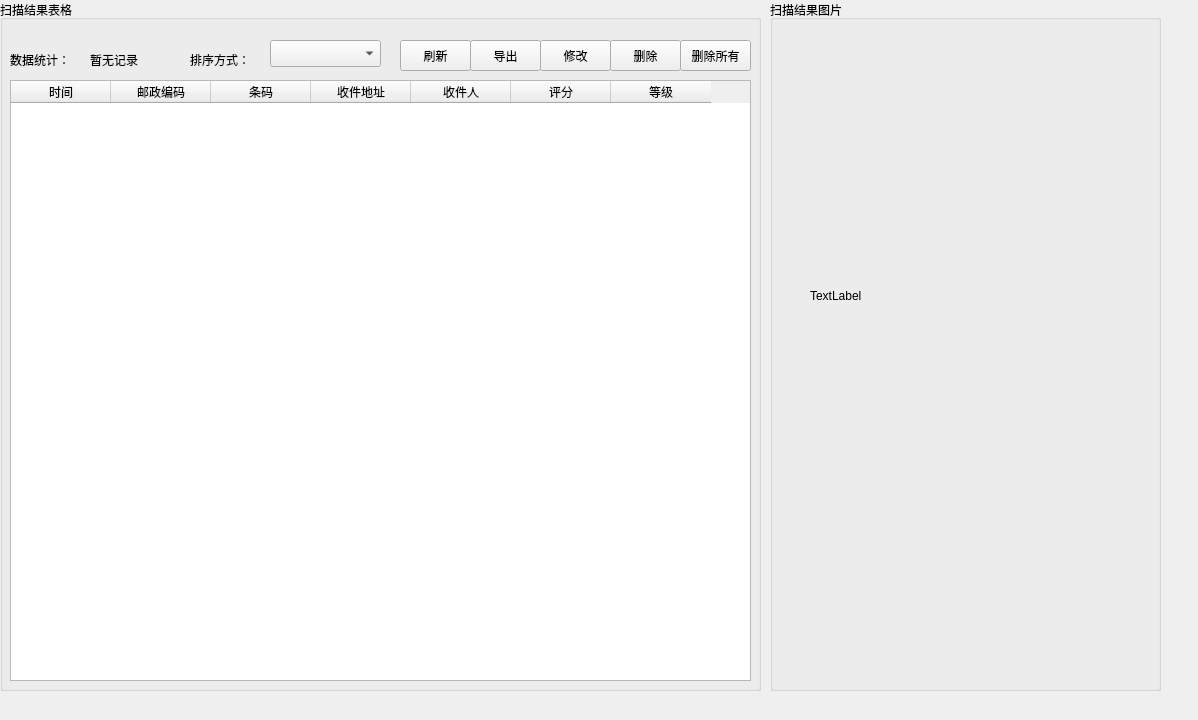
Qt form UI/database.ui (lexxxx-cmd/MailParser) before a commit.
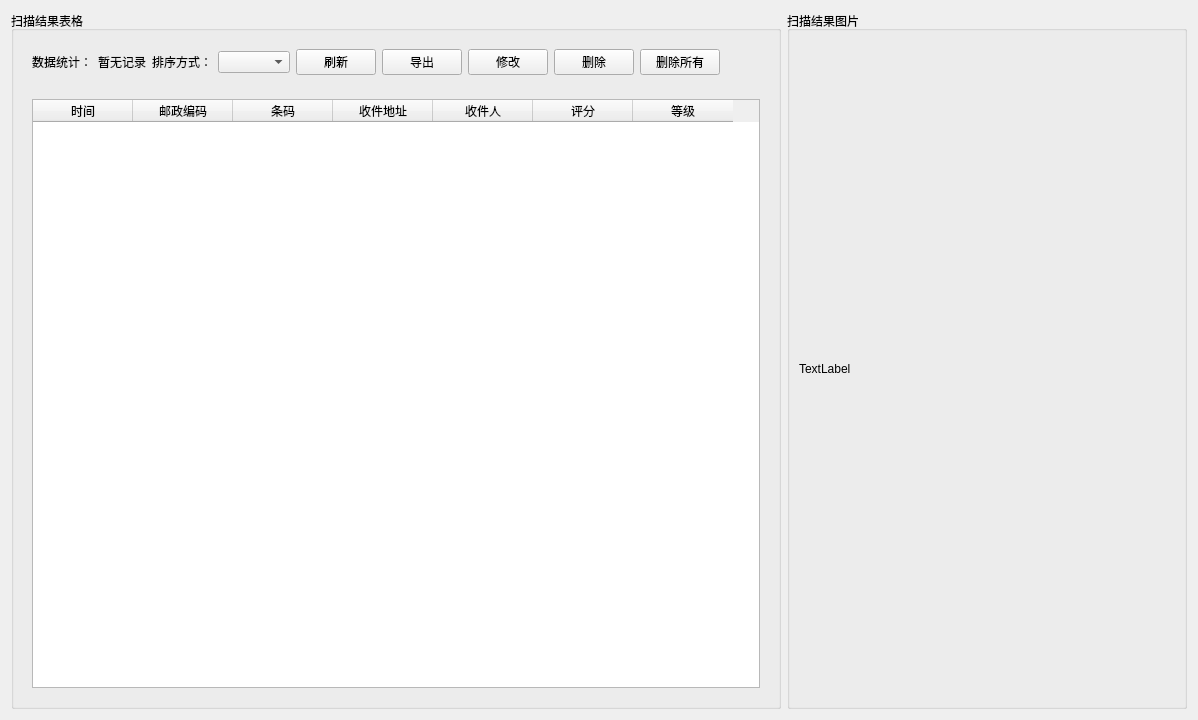
The same form after that commit.

The edit to the form file:
```diff
--- a/UI/database.ui
+++ b/UI/database.ui
@@ -13,140 +13,167 @@
   <property name="windowTitle">
    <string>Form</string>
   </property>
+  <layout class="QHBoxLayout" name="horizontalLayout">
+   <item>
   <widget class="QGroupBox" name="groupBox">
-   <property name="geometry">
-    <rect>
-     <x>0</x>
-     <y>0</y>
-     <width>761</width>
-     <height>691</height>
-    </rect>
+     <property name="sizePolicy">
+      <sizepolicy hsizetype="MinimumExpanding" vsizetype="Expanding">
+       <horstretch>0</horstretch>
+       <verstretch>0</verstretch>
+      </sizepolicy>
    </property>
    <property name="title">
     <string>扫描结果表格</string>
    </property>
-   <widget class="QPushButton" name="pushButton">
-    <property name="geometry">
-     <rect>
-      <x>400</x>
-      <y>40</y>
-      <width>71</width>
-      <height>31</height>
-     </rect>
-    </property>
-    <property name="text">
-     <string>刷新</string>
-    </property>
-   </widget>
+     <layout class="QVBoxLayout" name="verticalLayout">
+      <item>
+       <widget class="QWidget" name="widget" native="true">
+        <property name="sizePolicy">
+         <sizepolicy hsizetype="Preferred" vsizetype="Fixed">
+          <horstretch>0</horstretch>
+          <verstretch>0</verstretch>
+         </sizepolicy>
+        </property>
+        <layout class="QHBoxLayout" name="horizontalLayout_3">
+         <item>
    <widget class="QLabel" name="label_2">
-    <property name="geometry">
-     <rect>
-      <x>10</x>
-      <y>50</y>
-      <width>69</width>
-      <height>19</height>
-     </rect>
+           <property name="sizePolicy">
+            <sizepolicy hsizetype="Fixed" vsizetype="Preferred">
+             <horstretch>0</horstretch>
+             <verstretch>0</verstretch>
+            </sizepolicy>
     </property>
     <property name="text">
      <string>数据统计：</string>
     </property>
    </widget>
+         </item>
+         <item>
    <widget class="QLabel" name="label_3">
-    <property name="geometry">
-     <rect>
-      <x>90</x>
-      <y>50</y>
-      <width>69</width>
-      <height>19</height>
-     </rect>
+           <property name="sizePolicy">
+            <sizepolicy hsizetype="Fixed" vsizetype="Preferred">
+             <horstretch>0</horstretch>
+             <verstretch>0</verstretch>
+            </sizepolicy>
     </property>
     <property name="text">
      <string>暂无记录</string>
     </property>
    </widget>
+         </item>
+         <item>
    <widget class="QLabel" name="label_6">
-    <property name="geometry">
-     <rect>
-      <x>190</x>
-      <y>50</y>
-      <width>69</width>
-      <height>19</height>
-     </rect>
+           <property name="sizePolicy">
+            <sizepolicy hsizetype="Fixed" vsizetype="Preferred">
+             <horstretch>0</horstretch>
+             <verstretch>0</verstretch>
+            </sizepolicy>
     </property>
     <property name="text">
      <string>排序方式：</string>
     </property>
    </widget>
-   <widget class="QComboBox" name="comboBox">
-    <property name="geometry">
-     <rect>
-      <x>270</x>
-      <y>40</y>
-      <width>111</width>
-      <height>27</height>
-     </rect>
-    </property>
-   </widget>
+         </item>
+         <item>
+          <widget class="QComboBox" name="comboBox"/>
+         </item>
+         <item>
+          <widget class="QPushButton" name="pushButton">
+           <property name="sizePolicy">
+            <sizepolicy hsizetype="Fixed" vsizetype="Fixed">
+             <horstretch>0</horstretch>
+             <verstretch>0</verstretch>
+            </sizepolicy>
+           </property>
+           <property name="text">
+            <string>刷新</string>
+           </property>
+          </widget>
+         </item>
+         <item>
    <widget class="QPushButton" name="pushButton_3">
-    <property name="geometry">
-     <rect>
-      <x>470</x>
-      <y>40</y>
-      <width>71</width>
-      <height>31</height>
-     </rect>
+           <property name="sizePolicy">
+            <sizepolicy hsizetype="Fixed" vsizetype="Fixed">
+             <horstretch>0</horstretch>
+             <verstretch>0</verstretch>
+            </sizepolicy>
     </property>
     <property name="text">
      <string>导出</string>
     </property>
    </widget>
+         </item>
+         <item>
    <widget class="QPushButton" name="pushButton_6">
-    <property name="geometry">
-     <rect>
-      <x>540</x>
-      <y>40</y>
-      <width>71</width>
-      <height>31</height>
-     </rect>
+           <property name="sizePolicy">
+            <sizepolicy hsizetype="Fixed" vsizetype="Fixed">
+             <horstretch>0</horstretch>
+             <verstretch>0</verstretch>
+            </sizepolicy>
     </property>
     <property name="text">
      <string>修改</string>
     </property>
    </widget>
+         </item>
+         <item>
    <widget class="QPushButton" name="pushButton_7">
-    <property name="geometry">
-     <rect>
-      <x>610</x>
-      <y>40</y>
-      <width>71</width>
-      <height>31</height>
-     </rect>
+           <property name="sizePolicy">
+            <sizepolicy hsizetype="Fixed" vsizetype="Fixed">
+             <horstretch>0</horstretch>
+             <verstretch>0</verstretch>
+            </sizepolicy>
     </property>
     <property name="text">
      <string>删除</string>
     </property>
    </widget>
+         </item>
+         <item>
    <widget class="QPushButton" name="pushButton_8">
-    <property name="geometry">
-     <rect>
-      <x>680</x>
-      <y>40</y>
-      <width>71</width>
-      <height>31</height>
-     </rect>
+           <property name="sizePolicy">
+            <sizepolicy hsizetype="Fixed" vsizetype="Fixed">
+             <horstretch>0</horstretch>
+             <verstretch>0</verstretch>
+            </sizepolicy>
     </property>
     <property name="text">
      <string>删除所有</string>
     </property>
    </widget>
+         </item>
+         <item>
+          <spacer name="horizontalSpacer">
+           <property name="orientation">
+            <enum>Qt::Orientation::Horizontal</enum>
+           </property>
+           <property name="sizeHint" stdset="0">
+            <size>
+             <width>40</width>
+             <height>20</height>
+            </size>
+           </property>
+          </spacer>
+         </item>
+        </layout>
+       </widget>
+      </item>
+      <item>
+       <widget class="QWidget" name="widget_2" native="true">
+        <property name="sizePolicy">
+         <sizepolicy hsizetype="Expanding" vsizetype="Preferred">
+          <horstretch>0</horstretch>
+          <verstretch>0</verstretch>
+         </sizepolicy>
+        </property>
+        <layout class="QHBoxLayout" name="horizontalLayout_4">
+         <item>
    <widget class="QTableWidget" name="tableWidget">
-    <property name="geometry">
-     <rect>
-      <x>10</x>
-      <y>80</y>
-      <width>741</width>
-      <height>601</height>
-     </rect>
+           <property name="sizePolicy">
+            <sizepolicy hsizetype="Preferred" vsizetype="Expanding">
+             <horstretch>0</horstretch>
+             <verstretch>0</verstretch>
+            </sizepolicy>
     </property>
     <column>
      <property name="text">
@@ -184,33 +211,42 @@
      </property>
     </column>
    </widget>
-  </widget>
+         </item>
+        </layout>
+       </widget>
+      </item>
+     </layout>
+    </widget>
+   </item>
+   <item>
   <widget class="QGroupBox" name="groupBox_2">
-   <property name="geometry">
-    <rect>
-     <x>770</x>
-     <y>0</y>
-     <width>391</width>
-     <height>691</height>
-    </rect>
+     <property name="sizePolicy">
+      <sizepolicy hsizetype="Expanding" vsizetype="Expanding">
+       <horstretch>0</horstretch>
+       <verstretch>0</verstretch>
+      </sizepolicy>
    </property>
    <property name="title">
     <string>扫描结果图片</string>
    </property>
+     <layout class="QHBoxLayout" name="horizontalLayout_2">
+      <item>
    <widget class="QLabel" name="label">
-    <property name="geometry">
-     <rect>
-      <x>40</x>
-      <y>90</y>
-      <width>341</width>
-      <height>411</height>
-     </rect>
+        <property name="sizePolicy">
+         <sizepolicy hsizetype="Expanding" vsizetype="Expanding">
+          <horstretch>0</horstretch>
+          <verstretch>0</verstretch>
+         </sizepolicy>
     </property>
     <property name="text">
      <string>TextLabel</string>
     </property>
    </widget>
-  </widget>
+      </item>
+     </layout>
+    </widget>
+   </item>
+  </layout>
  </widget>
  <resources/>
  <connections/>
```
Lines whose indentation alone changed are shown as unchanged.
